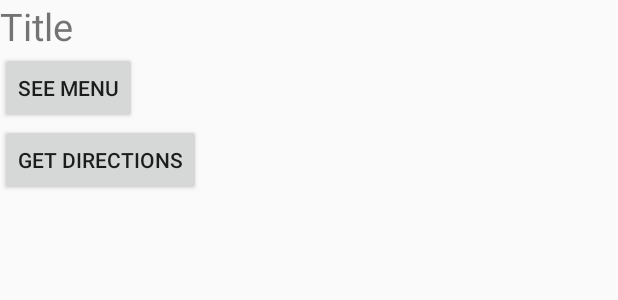
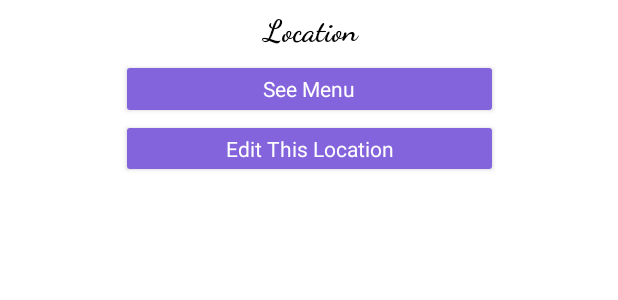
Before and after one commit to rcong635/BeanLeafTeam29, an Android app: the layout bottom_sheet.xml on its own in the app's theme, with its tools: preview values and no code run, on a phone screen of 412 x 824 dp. Shown: the top 300 px of the screen. Run offline under Robolectric (Android 15) with nearby library versions, the phone set to English and light mode, and no system bars.

Commit message:
bottom sheet is more pretty now

```diff
--- a/app/src/main/java/com/example/beanleafteam29/BottomPanel.java
+++ b/app/src/main/java/com/example/beanleafteam29/BottomPanel.java
@@ -23,10 +23,11 @@ import com.google.android.material.bottomsheet.BottomSheetDialogFragment;
 public class BottomPanel extends BottomSheetDialogFragment {
 //    private BottomSheetListener mListener;
     String titleStr = new String();
-//    String
+    String locId = new String();
 
-    public BottomPanel(String _titleStr){
+    public BottomPanel(String _titleStr, String _locId){
         titleStr = _titleStr;
+        locId = _locId;
     }
 
     @Nullable
--- a/app/src/main/java/com/example/beanleafteam29/MapsActivity.java
+++ b/app/src/main/java/com/example/beanleafteam29/MapsActivity.java
@@ -62,6 +62,7 @@ import com.google.firebase.firestore.QuerySnapshot;
 public class MapsActivity extends AppCompatActivity implements GoogleMap.OnMyLocationButtonClickListener,
         GoogleMap.OnMyLocationClickListener, OnMapReadyCallback, ActivityCompat.OnRequestPermissionsResultCallback, LocationListener, OnMarkerClickListener {
 
+    //hash maps for keeping track of markers on added onto the map
     private HashMap<String, Marker> locIdToMarker = new HashMap<>();
     private HashMap<Marker, String> markerToLocId = new HashMap<>();
 
@@ -69,17 +70,14 @@ public class MapsActivity extends AppCompatActivity implements GoogleMap.OnMyLoc
     private FirebaseFirestore db;
     private Button addLocationButton;
 
-    /**
-     * Request code for location permission request.
-     *
-     * @see #onRequestPermissionsResult(int, String[], int[])
-     */
+//    Request code for location permission request.
+//    @see #onRequestPermissionsResult(int, String[], int[])
+
     private static final int LOCATION_PERMISSION_REQUEST_CODE = 1;
 
-    /**
-     * Flag indicating whether a requested permission has been denied after returning in
-     * {@link #onRequestPermissionsResult(int, String[], int[])}.
-     */
+
+//    Flag indicating whether a requested permission has been denied after returning in
+//    {@link #onRequestPermissionsResult(int, String[], int[])}.
     private boolean mPermissionDenied = false;
 
     private LocationManager locationManager;
@@ -88,9 +86,9 @@ public class MapsActivity extends AppCompatActivity implements GoogleMap.OnMyLoc
 
     @Override
     protected void onCreate(Bundle savedInstanceState) {
-        Toast.makeText(this, "onCreate() called", Toast.LENGTH_SHORT).show();
         super.onCreate(savedInstanceState);
         setContentView(R.layout.activity_maps);
+//        Toast.makeText(this, "onCreate() called", Toast.LENGTH_SHORT).show();
 
         addLocationButton = findViewById(R.id.Add);
 
@@ -116,16 +114,18 @@ public class MapsActivity extends AppCompatActivity implements GoogleMap.OnMyLoc
 
         }
         mMap.setMinZoomPreference(16);
-        mMap.setOnMarkerClickListener(this);
+
+//      Creating listeners for markers on the map to show their data
+//        mMap.setOnMarkerClickListener(this);
         mMap.setOnMarkerClickListener( new GoogleMap.OnMarkerClickListener() {
                @Override
                public boolean onMarkerClick(Marker marker) {
                    BottomPanel bottomSheet = null;
                    if (markerToLocId.containsKey(marker)) {
-                       bottomSheet = new BottomPanel(markerToLocId.get(marker));
+                       bottomSheet = new BottomPanel(marker.getTitle(), markerToLocId.get(marker));
                    }
                    else {
-                       bottomSheet = new BottomPanel("didnt find it");
+                       bottomSheet = new BottomPanel("Ooops, sorry!", "");
 
                    }
                    bottomSheet.show(getSupportFragmentManager(), marker.getTitle());
--- a/app/src/main/res/layout/bottom_sheet.xml
+++ b/app/src/main/res/layout/bottom_sheet.xml
@@ -1,30 +1,68 @@
 <?xml version="1.0" encoding="utf-8"?>
-<LinearLayout xmlns:android="http://schemas.android.com/apk/res/android"
-    android:orientation="vertical" android:layout_width="match_parent"
-    android:layout_height="match_parent">
+<androidx.constraintlayout.widget.ConstraintLayout xmlns:android="http://schemas.android.com/apk/res/android"
+    xmlns:app="http://schemas.android.com/apk/res-auto"
+    xmlns:tools="http://schemas.android.com/tools"
+    android:id="@+id/linearLayout"
+    android:layout_width="match_parent"
+    android:layout_height="match_parent"
+    android:background="#FFFFFF"><![CDATA[
     android:layout_width="match_parent"
     android:gravity="center_horizontal"
     android:orientation="vertical"
     android:padding="16dp">
 
+
+
+
+
+
+
+
+
+    ]]>
+
     <TextView
         android:id="@+id/titleTV"
-        android:layout_width="wrap_content"
-        android:layout_height="wrap_content"
-        android:text="Title"
-        android:textSize="25sp" />
+        android:layout_width="244dp"
+        android:layout_height="31dp"
+        android:layout_marginStart="120dp"
+        android:layout_marginTop="8dp"
+        android:layout_marginEnd="120dp"
+        android:fontFamily="cursive"
+        android:text="Location"
+        android:textAlignment="center"
+        android:textAppearance="@style/TextAppearance.AppCompat.Display3"
+        android:textColor="#000000"
+        android:textSize="20sp"
+        android:textStyle="bold"
+        app:layout_constraintEnd_toEndOf="parent"
+        app:layout_constraintHorizontal_bias="0.493"
+        app:layout_constraintStart_toStartOf="parent"
+        app:layout_constraintTop_toTopOf="parent" />
 
     <Button
         android:id="@+id/menuBtn"
-        android:layout_width="wrap_content"
-        android:layout_height="wrap_content"
-        android:text="See Menu" />
+        android:layout_width="251dp"
+        android:layout_height="40dp"
+        android:backgroundTint="#8464DD"
+        android:text="See Menu"
+        android:textAppearance="@style/TextAppearance.AppCompat.Body1"
+        android:textColor="#FFFFFF"
+        app:layout_constraintEnd_toEndOf="parent"
+        app:layout_constraintStart_toStartOf="parent"
+        app:layout_constraintTop_toBottomOf="@+id/titleTV" />
 
     <Button
         android:id="@+id/navigateBtn"
-        android:layout_width="wrap_content"
-        android:layout_height="wrap_content"
-        android:text="Get Directions" />
+        android:layout_width="251dp"
+        android:layout_height="39dp"
+        android:backgroundTint="#8464DD"
+        android:text="Edit This Location"
+        android:textAppearance="@style/TextAppearance.AppCompat.Body1"
+        android:textColor="#FFFEFE"
+        app:layout_constraintEnd_toEndOf="parent"
+        app:layout_constraintStart_toStartOf="parent"
+        app:layout_constraintTop_toBottomOf="@+id/menuBtn" />
 
 
-</LinearLayout>
+</androidx.constraintlayout.widget.ConstraintLayout>
--- a/app/src/main/res/values/styles.xml
+++ b/app/src/main/res/values/styles.xml
@@ -1,7 +1,7 @@
 <resources>
 
     <!-- Base application theme. -->
-    <style name="AppTheme" parent="Theme.AppCompat.Light.DarkActionBar">
+    <style name="AppTheme" parent="Theme.AppCompat.Light.NoActionBar">
         <!-- Customize your theme here. -->
         <item name="colorPrimary">@color/colorPrimary</item>
         <item name="colorPrimaryDark">@color/colorPrimaryDark</item>
```
